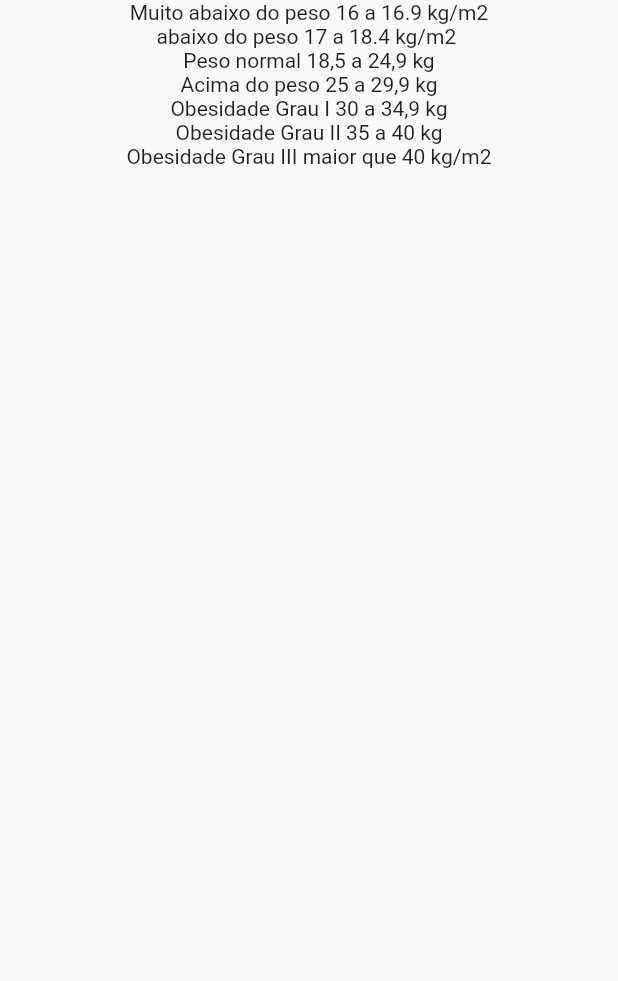
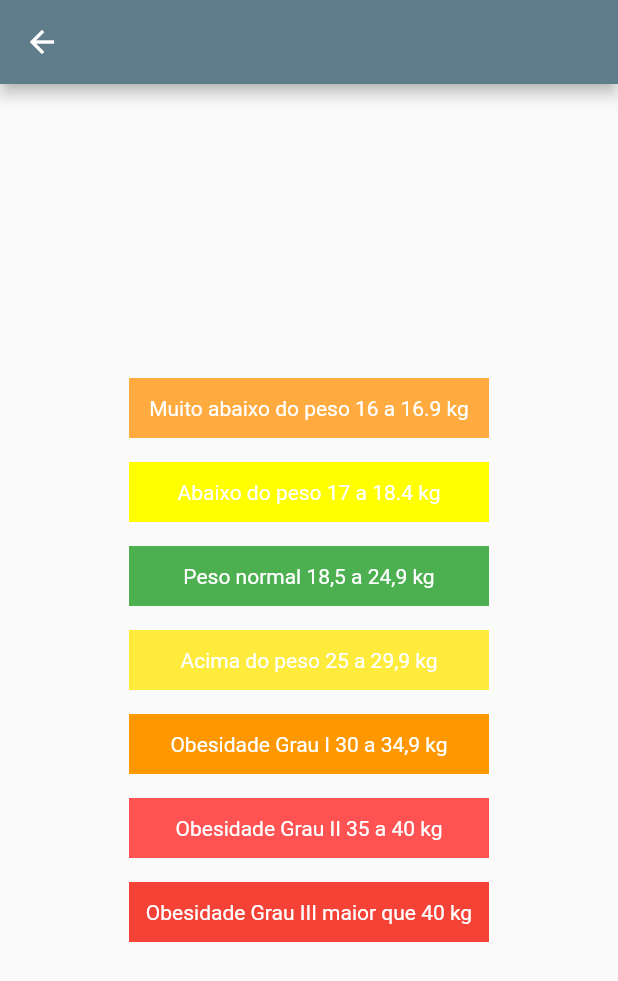
Before and after one commit to BrandonNunes/calculadora_imc, a Flutter app: the TablePage screen opened directly, on a phone screen of 412 x 824 dp. Shown: the top 981 px of the screen. Run offline on Flutter 3.47's test engine with Material 2 defaults, Android fonts, the phone set to English and light mode, and no system bars.

Commit message:
adiconado cores para cada resultado na tabela de classificaçao

```diff
--- a/lib/MyHomePage.dart
+++ b/lib/MyHomePage.dart
@@ -1,4 +1,5 @@
 // ignore: file_names
+import 'package:calculadora_imc/TablePage.dart';
 import 'package:flutter/material.dart';
 
 class MyImcApp extends StatefulWidget {
@@ -56,7 +57,11 @@ class _MyImcAppState extends State<MyImcApp> {
         title: Text('Calculadora IMC'),
         centerTitle: true,
         actions: [
-          IconButton(onPressed: () {}, icon: Icon(Icons.list_alt_sharp))
+          IconButton(
+              onPressed: () {
+                Navigator.of(context).pushNamed('/table');
+              },
+              icon: Icon(Icons.table_view)),
         ],
       ),
       body: SingleChildScrollView(
--- a/lib/TablePage.dart
+++ b/lib/TablePage.dart
@@ -1,21 +1,94 @@
-import 'dart:html';
-
 import 'package:flutter/material.dart';
 
 class TablePage extends StatelessWidget {
   @override
   Widget build(BuildContext context) {
-    return Material(
-      child: Center(
+    return Scaffold(
+      appBar: AppBar(),
+      body: Center(
         child: Column(
+          mainAxisAlignment: MainAxisAlignment.center,
           children: [
-            Text("Muito abaixo do peso	16 a 16.9 kg/m2"),
-            Text("abaixo do peso	17 a 18.4 kg/m2	"),
-            Text("Peso normal	18,5 a 24,9 kg"),
-            Text("Acima do peso	25 a 29,9 kg"),
-            Text("Obesidade Grau I	30 a 34,9 kg"),
-            Text("Obesidade Grau II	35 a 40 kg"),
-            Text("Obesidade Grau III	maior que 40 kg/m2"),
+            Padding(
+              padding: const EdgeInsets.all(8.0),
+              child: Container(
+                height: 40,
+                width: 240,
+                color: Colors.orangeAccent,
+                child: Center(
+                  child: Text(
+                    "Muito abaixo do peso	16 a 16.9 kg",
+                    style: TextStyle(color: Colors.white),
+                  ),
+                ),
+              ),
+            ),
+            Padding(
+              padding: const EdgeInsets.all(8.0),
+              child: Container(
+                height: 40,
+                width: 240,
+                color: Colors.yellowAccent,
+                child: Center(
+                    child: Text("Abaixo do peso	17 a 18.4 kg",
+                        style: TextStyle(color: Colors.white))),
+              ),
+            ),
+            Padding(
+              padding: const EdgeInsets.all(8.0),
+              child: Container(
+                height: 40,
+                width: 240,
+                color: Colors.green,
+                child: Center(
+                    child: Text("Peso normal	18,5 a 24,9 kg",
+                        style: TextStyle(color: Colors.white))),
+              ),
+            ),
+            Padding(
+              padding: const EdgeInsets.all(8.0),
+              child: Container(
+                height: 40,
+                width: 240,
+                color: Colors.yellow,
+                child: Center(
+                    child: Text("Acima do peso	25 a 29,9 kg",
+                        style: TextStyle(color: Colors.white))),
+              ),
+            ),
+            Padding(
+              padding: const EdgeInsets.all(8.0),
+              child: Container(
+                height: 40,
+                width: 240,
+                color: Colors.orange,
+                child: Center(
+                    child: Text("Obesidade Grau I	30 a 34,9 kg",
+                        style: TextStyle(color: Colors.white))),
+              ),
+            ),
+            Padding(
+              padding: const EdgeInsets.all(8.0),
+              child: Container(
+                height: 40,
+                width: 240,
+                color: Colors.redAccent,
+                child: Center(
+                    child: Text("Obesidade Grau II	35 a 40 kg",
+                        style: TextStyle(color: Colors.white))),
+              ),
+            ),
+            Padding(
+              padding: const EdgeInsets.all(8.0),
+              child: Container(
+                height: 40,
+                width: 240,
+                color: Colors.red,
+                child: Center(
+                    child: Text("Obesidade Grau III	maior que 40 kg",
+                        style: TextStyle(color: Colors.white))),
+              ),
+            ),
           ],
         ),
       ),
--- a/lib/main.dart
+++ b/lib/main.dart
@@ -1,5 +1,6 @@
 import 'package:flutter/material.dart';
 import 'MyHomePage.dart';
+import 'TablePage.dart';
 
 void main() {
   runApp(MyApp());
@@ -13,7 +14,11 @@ class MyApp extends StatelessWidget {
     return MaterialApp(
       debugShowCheckedModeBanner: false,
       theme: ThemeData(primarySwatch: Colors.blueGrey),
-      home: MyImcApp(),
+      initialRoute: '/',
+      routes: {
+        '/': (context) => MyImcApp(),
+        '/table': (context) => TablePage(),
+      },
     );
   }
 }
```
